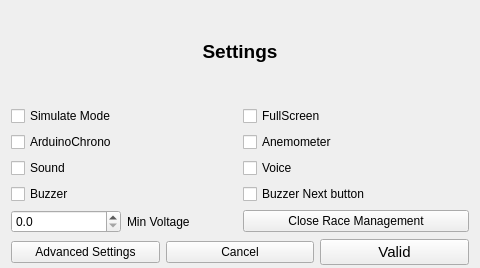
The window that F3FChrono/gui/WSettings.ui (jomarin38/F3FChrono) describes before a commit, drawn with Qt 5.
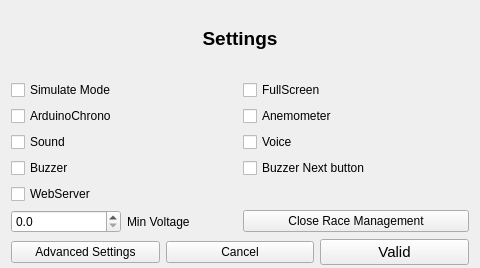
The same window after the commit.

```diff
--- a/F3FChrono/gui/WSettings.ui
+++ b/F3FChrono/gui/WSettings.ui
@@ -103,7 +103,7 @@
          </property>
         </widget>
        </item>
-       <item row="5" column="0">
+       <item row="6" column="0">
         <layout class="QHBoxLayout" name="horizontalLayout_4">
          <item>
           <widget class="QDoubleSpinBox" name="voltagemin">
@@ -131,13 +131,20 @@
          </property>
         </widget>
        </item>
-       <item row="5" column="1">
+       <item row="6" column="1">
         <widget class="QPushButton" name="closebtn">
          <property name="text">
           <string>Close Race Management</string>
          </property>
         </widget>
        </item>
+       <item row="5" column="0">
+        <widget class="QCheckBox" name="webserver">
+         <property name="text">
+          <string>WebServer</string>
+         </property>
+        </widget>
+       </item>
       </layout>
      </item>
      <item>
```
